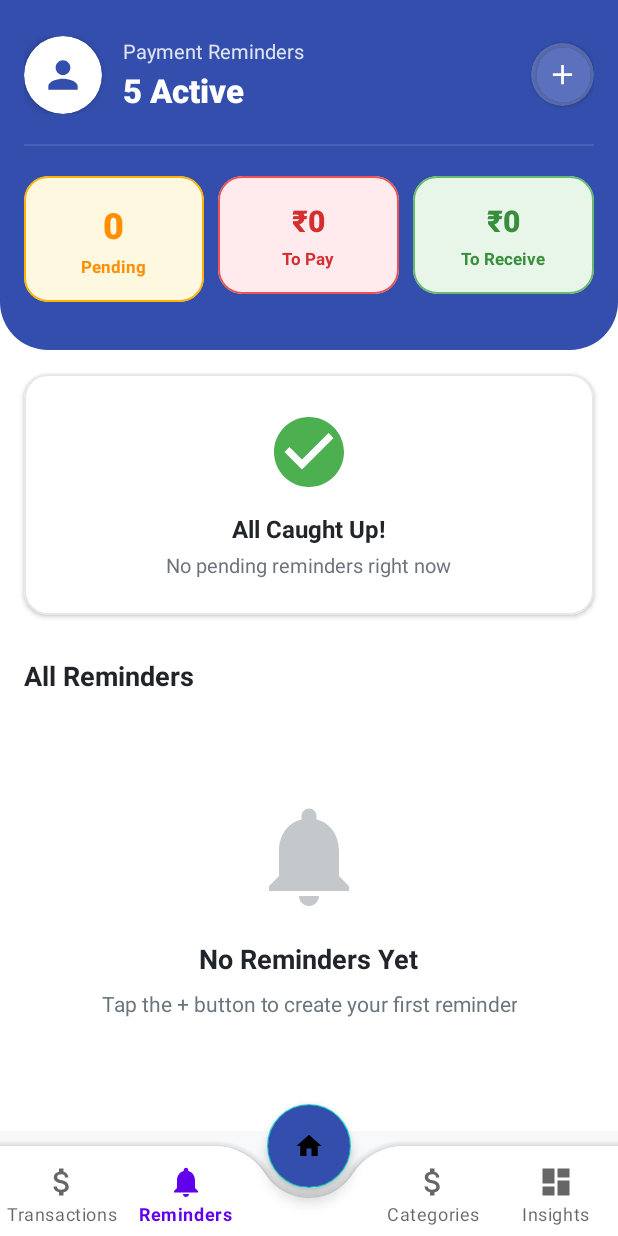
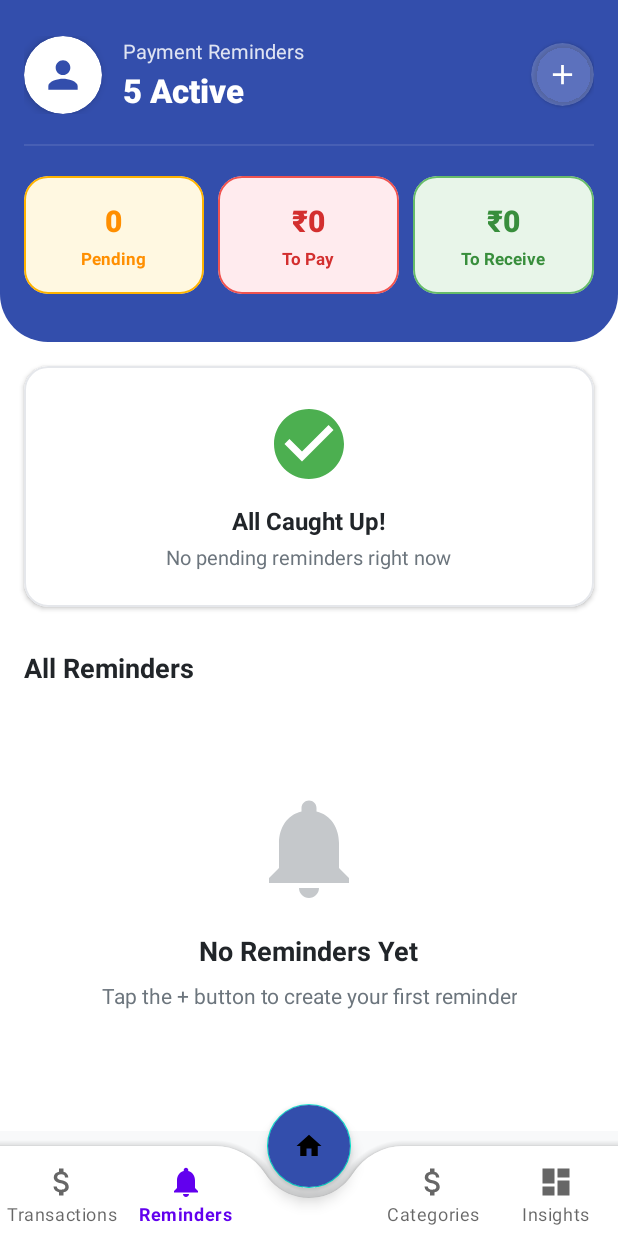
Before and after one commit to Koshpal/Koshpal-Mobile-Android, an Android app: the screen it shows after launch once a user with an empty profile is signed in (HomeActivity), item 2 of the bottom bar chosen, on a phone screen of 412 x 824 dp. Run offline under Robolectric (Android 15) with nearby library versions, the light colour scheme and no system bars; our stand-ins replace Dagger/Hilt's generated code, Firebase (no records; nobody signed in at launch, a user with empty details on screens opened directly), Room's generated code; libraries missing offline, so code that uses them is left out: com.github.mikephil.charting; pictures from the network do not load.

Commit message:
Reminders UI Done

```diff
--- a/app/src/main/res/layout/fragment_reminders_list.xml
+++ b/app/src/main/res/layout/fragment_reminders_list.xml
@@ -126,7 +126,7 @@
                     <!-- Pending Count -->
                     <com.google.android.material.card.MaterialCardView
                         android:layout_width="0dp"
-                        android:layout_height="wrap_content"
+                        android:layout_height="match_parent"
                         android:layout_weight="1"
                         android:layout_marginEnd="6dp"
                         app:cardCornerRadius="16dp"
@@ -148,7 +148,7 @@
                                 android:layout_height="wrap_content"
                                 android:text="5"
                                 android:textColor="#FF8F00"
-                                android:textSize="24sp"
+                                android:textSize="20sp"
                                 android:textStyle="bold"
                                 android:fontFamily="sans-serif-medium"
                                 tools:text="5" />
```
